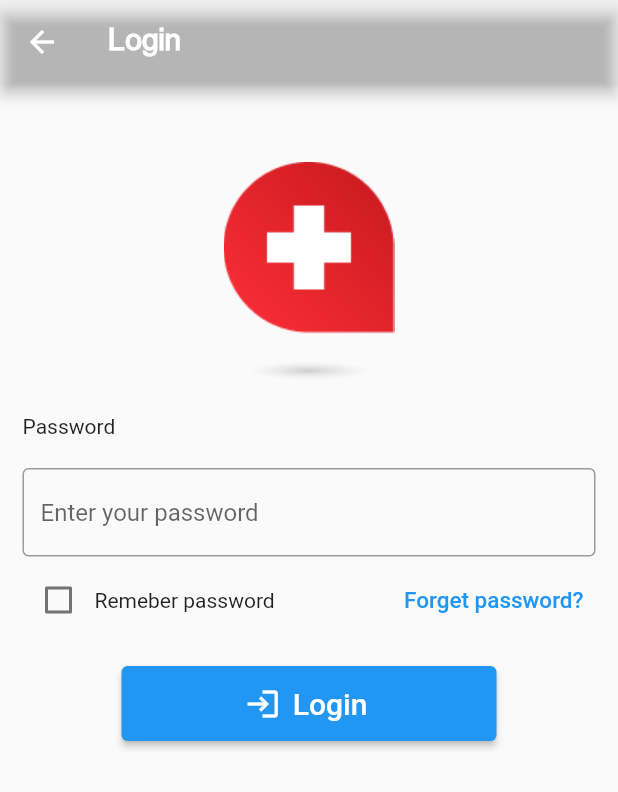
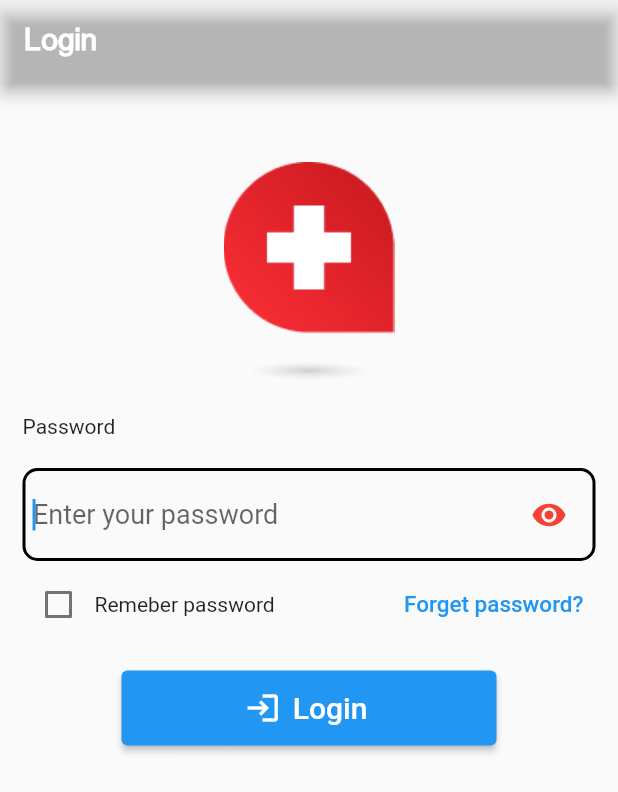
Before and after one commit to ahmadezoji/gpstracker, a Flutter app: the Login4Page screen opened directly with empty values, on a phone screen of 412 x 824 dp. Shown: the top 792 px of the screen. Run offline on Flutter 3.47's test engine with Material 2 defaults, Android fonts, the phone set to English and light mode, and no system bars; our stand-ins replace cloud_firestore, firebase_core, flutter_map, flutter_svg, fluttertoast, get and 4 more; missing offline and left inert: bottom_drawer, cloud_firestore_web, firebase_core_web, pattern_lock, persian_datetime_picker, shared_preferences_web and 1 more; accounts and stored records are empty; project files that could hold a hidden picture were left out.

Commit message:
changes new

```diff
--- a/lib/LacaleString.dart
+++ b/lib/LacaleString.dart
@@ -53,6 +53,7 @@ class LocaleString extends Translations {
           "profileContent-fullname": "Your Name",
           "profileContent-email": "Your Email",
           "profileContent-phone": "Your Phone ",
+          "profileContent-birthday": "Your Birthday",
           "verification": "Verification",
           "loginWithPassTick": "I’d like to always login with a password.",
           "apply": "Apply",
@@ -69,6 +70,7 @@ class LocaleString extends Translations {
           "device-apnUser": "APN User",
           "device-apnPass": "APN Password",
           "device-alarmingMethod": "Alarming Method",
+          "offlineMode": "Offline Mode"
         },
         'fa_IR': {
           'App_Name': 'موقعیت یاب',
@@ -118,6 +120,7 @@ class LocaleString extends Translations {
           "profileContent-fullname": "نام و نام خانوادگی",
           "profileContent-email": "ایمیل ",
           "profileContent-phone": "شماره همراه ",
+          "profileContent-birthday": "تاریخ تولد ",
           "verification": "اعتبارستجی",
           "loginWithPassTick": "یخواهم با رمز عبور وارد شوم",
           "apply": "قبول",
@@ -134,6 +137,7 @@ class LocaleString extends Translations {
           "device-apnUser": "نام کاربری APN",
           "device-apnPass": "رمز عبور APN",
           "device-alarmingMethod": "متد هشداردهی",
+          "offlineMode": "آفلاین"
         },
       };
 }
--- a/lib/bottonTabs.dart
+++ b/lib/bottonTabs.dart
@@ -29,7 +29,7 @@ class MyStatefulWidget extends StatefulWidget {
 }
 
 class _MyStatefulWidgetState extends State<MyStatefulWidget> {
-  int _selectedIndex = 0;
+  int _selectedIndex = 1;
   bool activeLive = true;
   void _onItemTapped(int index) {
     if (index == 1)
--- a/lib/main.dart
+++ b/lib/main.dart
@@ -54,7 +54,9 @@ class MyApp extends StatelessWidget {
                 )
               : ThemeData(
                   brightness: Brightness.light,
-                  appBarTheme: AppBarTheme(backgroundColor: NabColor)
+                  appBarTheme: AppBarTheme(backgroundColor: NabColor),
+                  floatingActionButtonTheme: FloatingActionButtonThemeData(
+                      backgroundColor: Colors.white)
                   // textTheme: TextTheme(
                   //   headline1: TextStyle(color: Colors.black),
                   //   headline2: TextStyle(color: Colors.black),
--- a/lib/mainTabScreens/login4.dart
+++ b/lib/mainTabScreens/login4.dart
@@ -3,8 +3,7 @@ import 'dart:core';
 
 import 'package:cargpstracker/home.dart';
 import 'package:cargpstracker/mainTabScreens/login.dart';
-import 'package:cargpstracker/mainTabScreens/login2.dart';
-import 'package:cargpstracker/mainTabScreens/otpCode.dart';
+import 'package:cargpstracker/mainTabScreens/shared.dart';
 import 'package:cargpstracker/models/device.dart';
 import 'package:cargpstracker/models/user.dart';
 import 'package:cargpstracker/myRequests.dart';
@@ -14,9 +13,7 @@ import 'package:flutter/material.dart';
 import 'package:flutter/services.dart';
 import 'package:fluttertoast/fluttertoast.dart';
 import 'package:get/get.dart';
-import 'package:http/http.dart' as http;
 import 'package:provider/provider.dart';
-import 'package:intl_phone_field/intl_phone_field.dart';
 
 class Login4Page extends StatefulWidget {
   const Login4Page(
@@ -35,14 +32,31 @@ class _Login4PageState extends State<Login4Page>
   late String password = "";
   late bool rememberPass = false;
   bool _isLoading = false;
+  bool _obscureText = true;
+  TextEditingController passController = TextEditingController();
 
   @override
   void initState() {
     super.initState();
-    // print('initState Live');
+    loadSHared();
+    // _controller.text = 'Complete the story from here...';
+  }
+
+  void updateShared() {
+    save(SHARED_REMEMBERED_PASS_KEY, password);
+  }
+
+  void loadSHared() async {
+    String _password = (await load(SHARED_REMEMBERED_PASS_KEY))!;
+    passController..text = _password;
+    setState(() {
+      password = _password;
+    });
   }
 
   void goToNextStep() async {
+    updateShared();
+    print(widget.currentUser.phone + password);
     bool status = (await loginWithPass(widget.currentUser.phone, password))!;
     if (status)
       Navigator.pushReplacement(
@@ -68,18 +82,8 @@ class _Login4PageState extends State<Login4Page>
           appBar: AppBar(
             title: Text("login".tr,
                 style: TextStyle(
-                    fontWeight: FontWeight.bold,
-                    fontFamily: 'IranSans')),
-            // leading: Image.asset("assets/speed-alarm.png"),
-            systemOverlayStyle: const SystemUiOverlayStyle(
-              // Status bar color
-              // statusBarColor: statusColor,
-
-              // Status bar brightness (optional)
-              // statusBarIconBrightness:
-              //     Brightness.dark, // For Android (dark icons)
-              // statusBarBrightness: Brightness.light, // For iOS (dark icons)
-            ),
+                    fontWeight: FontWeight.bold, fontFamily: 'IranSans')),
+            systemOverlayStyle: const SystemUiOverlayStyle(),
           ),
           body: SingleChildScrollView(
             child: Container(
@@ -101,17 +105,51 @@ class _Login4PageState extends State<Login4Page>
                       ],
                     ),
                     SizedBox(height: 20),
-                    TextFormField(
-                        obscureText: true,
-                        enableSuggestions: false,
-                        autocorrect: false,
-                        decoration: InputDecoration(
-                          border: OutlineInputBorder(),
-                          hintText: 'Enter your password',
-                        ),
-                        onChanged: (value) => setState(() {
-                              password = value;
-                            })),
+                    Container(
+                      alignment: Alignment.center,
+                      padding: EdgeInsets.all(5),
+                      decoration: BoxDecoration(
+                          // color: NabColor,
+                          border: Border.all(width: 2),
+                          borderRadius: BorderRadius.circular(10)),
+                      child: Row(
+                        children: [
+                          Expanded(
+                            child: TextFormField(
+                              controller: passController,
+                              autofocus: true,
+                              autocorrect: false,
+                              style: TextStyle(fontSize: 18),
+                              decoration: InputDecoration(
+                                border: InputBorder.none,
+                                hintText: 'Enter your password',
+                                // filled: true,
+                                // icon: IconButton(
+                                //   icon: Icon(Icons.remove_red_eye,
+                                //       color: _obscureText ? Colors.red : Colors.blue),
+                                //   onPressed: () => setState(() {
+                                //     _obscureText = !_obscureText;
+                                //   }),
+                                // ),
+                              ),
+                              onChanged: (value) => setState(
+                                () {
+                                  password = value;
+                                },
+                              ),
+                              obscureText: _obscureText,
+                            ),
+                          ),
+                          IconButton(
+                            icon: Icon(Icons.remove_red_eye,
+                                color: _obscureText ? Colors.red : Colors.blue),
+                            onPressed: () => setState(() {
+                              _obscureText = !_obscureText;
+                            }),
+                          ),
+                        ],
+                      ),
+                    ),
                     SizedBox(
                       height: 5,
                     ),
@@ -121,7 +159,7 @@ class _Login4PageState extends State<Login4Page>
                         Row(
                           children: [
                             Checkbox(
-                                value: false,
+                                value: rememberPass,
                                 onChanged: (value) => setState(() {
                                       rememberPass = value!;
                                     })),
--- a/lib/mainTabScreens/shared.dart
+++ b/lib/mainTabScreens/shared.dart
@@ -6,7 +6,6 @@ Future<bool> save(String key, String val) async {
   final prefs = await SharedPreferences.getInstance();
   return await prefs.setString(key, val);
 }
-
 Future<bool> delete(String key) async {
   final prefs = await SharedPreferences.getInstance();
   return await prefs.remove(key);
--- a/lib/mainTabScreens/updateVehicle.dart
+++ b/lib/mainTabScreens/updateVehicle.dart
@@ -126,7 +126,6 @@ class _UpdateVehicleState extends State<UpdateVehicle>
                       borderRadius: BorderRadius.circular(6),
                     ),
                     filled: true,
-                    hintText: "+98",
                     labelText: "device-sim-num".tr,
                   ),
                 ),
--- a/lib/models/user.dart
+++ b/lib/models/user.dart
@@ -23,7 +23,7 @@ class User {
   }
   @override
   String toString() {
-    return 'name = $fullname';
+    return 'name = $fullname,phone=$phone';
   }
 
   static Map<String, dynamic> toMap(User user) => {
--- a/lib/myRequests.dart
+++ b/lib/myRequests.dart
@@ -235,6 +235,7 @@ Future<bool?> loginWithPass(String phone, String password) async {
       'phone': phone,
       'password': password,
     });
+    print(request);
 
     http.StreamedResponse response = await request.send();
     if (response.statusCode == 200) {
--- a/lib/util.dart
+++ b/lib/util.dart
@@ -38,6 +38,7 @@ class AppConstants {
 
 const SHARED_PHONE_KEY = "current-user-phone-key";
 const SHARED_ALLWAYS_PASS_KEY = "allways-login-with-pass";
+const SHARED_REMEMBERED_PASS_KEY = "remembered-pass";
 
 const HTTP_URL = 'http://130.185.77.83:4681'; //'http://0.0.0.0:4680'
 
```
Also changed, not shown: lib/allVehicle.dart (+10 -8 lines), lib/drawer/leftDrawer.dart (+21 -17 lines), lib/mainTabScreens/addVehicle.dart (+7 -14 lines), lib/mainTabScreens/history.dart (+4 -4 lines), lib/mainTabScreens/live.dart (+5 -5 lines), lib/mainTabScreens/login.dart (+27 -52 lines), lib/mainTabScreens/login2.dart (+34 -33 lines), lib/mainTabScreens/setting.dart (+20 -24 lines), lib/spalshScreen.dart (+19 -15 lines).
